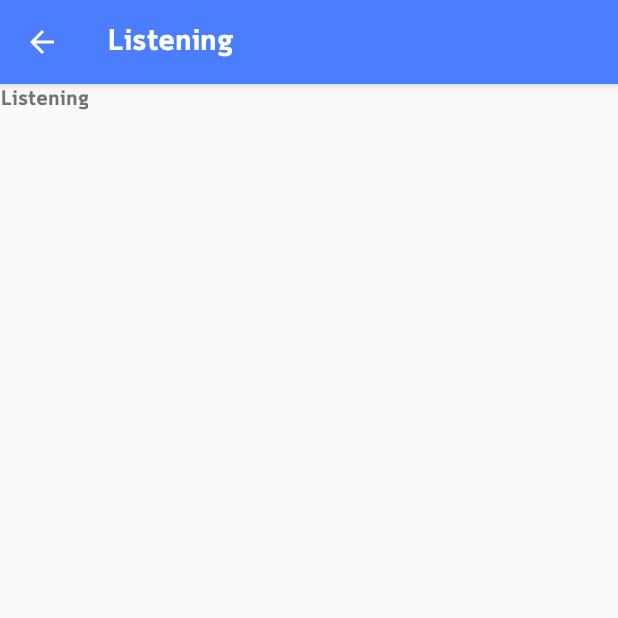
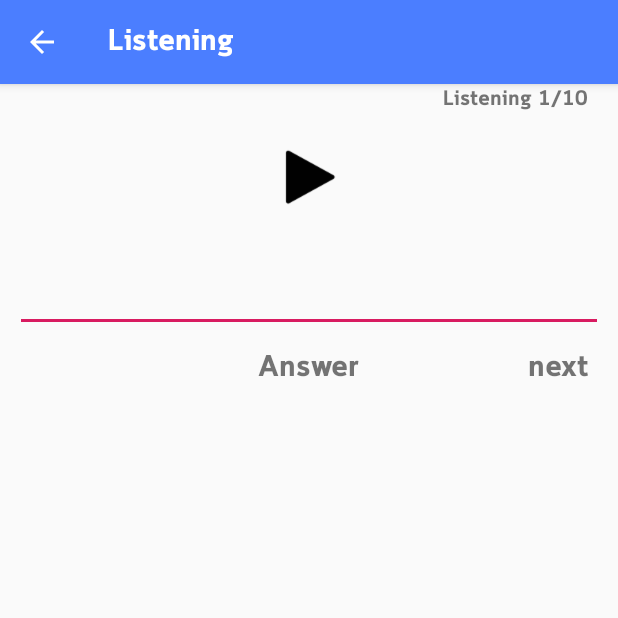
Before and after one commit to chanon1261/499, an Android app: the ListeningFragment screen opened directly, with no data from a screen before it, on a phone screen of 412 x 824 dp, the top half of it. Run offline under Robolectric (Android 15) with nearby library versions, the phone set to English and light mode, and no system bars; our stand-ins replace Firebase (no records; nobody signed in at launch, a user with empty details on screens opened directly); libraries missing offline, so code that uses them is left out: io.realm; 2 statements that could not run were skipped.

Commit message:
implement listening test

```diff
--- a/app/src/main/java/com/example/m/mproject499/fragment/ListeningFragment.kt
+++ b/app/src/main/java/com/example/m/mproject499/fragment/ListeningFragment.kt
@@ -1,16 +1,29 @@
 package com.example.m.mproject499
 
+import android.annotation.SuppressLint
+import android.content.Context
+import android.os.Build
 import android.os.Bundle
+import android.speech.tts.TextToSpeech
+import android.speech.tts.UtteranceProgressListener
 import android.support.v4.app.Fragment
+import android.util.Log
 import android.view.LayoutInflater
 import android.view.View
 import android.view.ViewGroup
+import com.example.m.mproject499.MainApp.Companion.History
+import com.example.m.mproject499.MainApp.Companion.NUMBER
 import com.example.m.mproject499.activity.ListeningActivity
+import kotlinx.android.synthetic.main.fragment_listening.*
+import org.jetbrains.anko.toast
+import java.util.*
 
 
 class ListeningFragment : Fragment() {
 
     private lateinit var listeningActivity: ListeningActivity
+    var tts: TextToSpeech? = MainApp.tts
+    private val maxQuestions = 10
 
     companion object {
         fun fragment(listeningActivity: ListeningActivity): ListeningFragment {
@@ -28,9 +41,74 @@ class ListeningFragment : Fragment() {
         return inflater.inflate(R.layout.fragment_listening, container, false)
     }
 
+    @SuppressLint("SetTextI18n")
     override fun onViewCreated(view: View, savedInstanceState: Bundle?) {
+
+        val speechListener = object : UtteranceProgressListener() {
+            override fun onDone(utteranceId: String?) {
+                play_word.setImageResource(R.drawable.ic_play)
+
+            }
+
+            override fun onError(utteranceId: String?) {
+                Log.d("TTS..", "EEROR")
+            }
+
+            override fun onStart(utteranceId: String?) {
+                play_word.setImageResource(R.drawable.ic_stop)
+            }
+
+        }
+        tts?.setOnUtteranceProgressListener(speechListener)
+
+
+        randomQuiz()
+        var question = History[NUMBER].word
+        list_count.text = "Listening " + (NUMBER + 1).toString() + "/" + maxQuestions.toString()
+        play_word.setOnClickListener {
+            speakOut(question)
+        }
+
+        listenNextFrag.setOnClickListener {
+            context?.toast("Click")
+            NUMBER += 1
+            editTextListen.text?.clear()
+            list_count.text = "Listening " + (NUMBER + 1).toString() + "/" + maxQuestions.toString()
+            question = History[NUMBER].word
+
+            if (NUMBER == 9) {
+                listenNextFrag.text = "EXIT"
+                listenNextFrag.setOnClickListener {
+                    activity?.finish()
+                }
+            }
+        }
+
         super.onViewCreated(view, savedInstanceState)
     }
 
+    override fun onDestroyView() {
+        MainApp.NUMBER = 0
+        super.onDestroyView()
+    }
 
+    private fun randomQuiz() {
+        MainApp.History.clear()
+        val numbers: MutableList<Int> = mutableListOf()
+        val random = Random()
+        do {
+            //val next = random.nextInt(wordsList.size)
+            val next = random.nextInt(10)
+            if (!numbers.contains(next)) {
+                numbers.add(next)
+                MainApp.History.add(MainApp.wordsList[next])
+            }
+        } while (numbers.size < maxQuestions)
+    }
+
+    private fun speakOut(text: String) {
+        if (Build.VERSION.SDK_INT >= Build.VERSION_CODES.LOLLIPOP) {
+            tts!!.speak(text, TextToSpeech.QUEUE_FLUSH, null, "")
+        }
+    }
 }
--- a/app/src/main/res/layout/fragment_listening.xml
+++ b/app/src/main/res/layout/fragment_listening.xml
@@ -6,12 +6,57 @@
               android:orientation="vertical"
               tools:context=".activity.ListeningActivity">
     <TextView
-            style="@style/fontApp"
-            android:id="@+id/stat_page"
-            android:gravity="center"
+            android:id="@+id/list_count"
+            android:layout_marginRight="20dp"
+            android:layout_gravity="right"
             android:layout_width="wrap_content"
             android:layout_height="wrap_content"
             android:text="Listening"/>
 
+    <ImageView
+            android:layout_marginTop="20dp"
+            android:id="@+id/play_word"
+            android:layout_width="wrap_content"
+            android:layout_height="wrap_content"
+            android:src="@drawable/ic_play"
+            android:layout_gravity="center"
+    />
+
+    <android.support.v7.widget.AppCompatEditText
+            android:id="@+id/editTextListen"
+            android:layout_width="match_parent"
+            android:layout_height="wrap_content"
+            android:textAlignment="center"
+            android:layout_margin="10dp"
+            android:maxLines="5"
+            android:textColorHint="@color/black"
+            android:padding="20dp"
+            android:textAppearance="@style/Base.TextAppearance.AppCompat.Large"
+            android:textColor="@color/colorPrimaryDark"
+            tools:ignore="Deprecated"/>
+    <FrameLayout android:layout_width="match_parent"
+                 android:layout_height="wrap_content">
+        <TextView
+                android:layout_gravity="top|center"
+                android:id="@+id/listenAns"
+                android:text="Answer"
+                android:textSize="20dp"
+                android:clickable="true"
+                android:layout_width="wrap_content"
+                android:layout_height="wrap_content"
+                android:visibility="visible"
+                android:focusable="true"/>
+        <TextView
+                android:layout_marginRight="20dp"
+                android:id="@+id/listenNextFrag"
+                android:text="next"
+                android:textSize="20dp"
+                android:layout_gravity="right"
+                android:clickable="true"
+                android:layout_width="wrap_content"
+                android:layout_height="wrap_content"
+                android:focusable="true"/>
+    </FrameLayout>
+
 
 </LinearLayout>
--- a/app/src/main/res/layout/fragment_matching.xml
+++ b/app/src/main/res/layout/fragment_matching.xml
@@ -6,12 +6,13 @@
               android:orientation="vertical"
               tools:context=".activity.MatchingActivity">
     <TextView
-            style="@style/fontApp"
-            android:id="@+id/stat_page"
             android:gravity="center"
             android:layout_width="wrap_content"
             android:layout_height="wrap_content"
             android:text="Matching"/>
+    <EditText
+            android:layout_width="wrap_content"
+            android:layout_height="wrap_content"/>
 
 
 </LinearLayout>
--- a/app/src/main/res/layout/speaking_fragment.xml
+++ b/app/src/main/res/layout/speaking_fragment.xml
@@ -65,8 +65,7 @@
             android:background="@drawable/btn_background"/>
 
     <FrameLayout android:layout_width="match_parent"
-                 android:layout_height="wrap_content"
-    >
+                 android:layout_height="wrap_content">
         <TextView
                 android:layout_gravity="top|center"
                 android:id="@+id/speakAns"
```
Also changed, not shown: app/src/main/res/drawable-hdpi/ic_play.png (added), app/src/main/res/drawable-hdpi/ic_stop.png (added), app/src/main/res/drawable-mdpi/ic_play.png (added), app/src/main/res/drawable-mdpi/ic_stop.png (added), app/src/main/res/drawable-xhdpi/ic_play.png (added), app/src/main/res/drawable-xhdpi/ic_stop.png (added), app/src/main/res/drawable-xxhdpi/ic_play.png (added), app/src/main/res/drawable-xxhdpi/ic_stop.png (added), app/src/main/res/drawable-xxxhdpi/ic_play.png (added), app/src/main/res/drawable-xxxhdpi/ic_stop.png (added).
